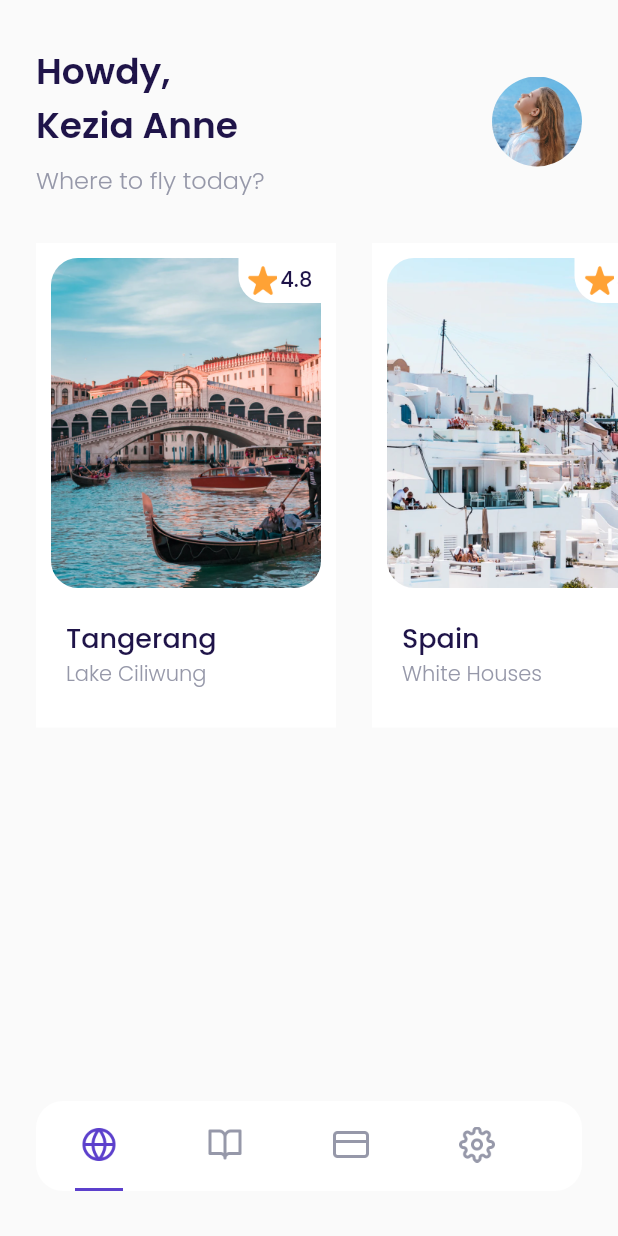
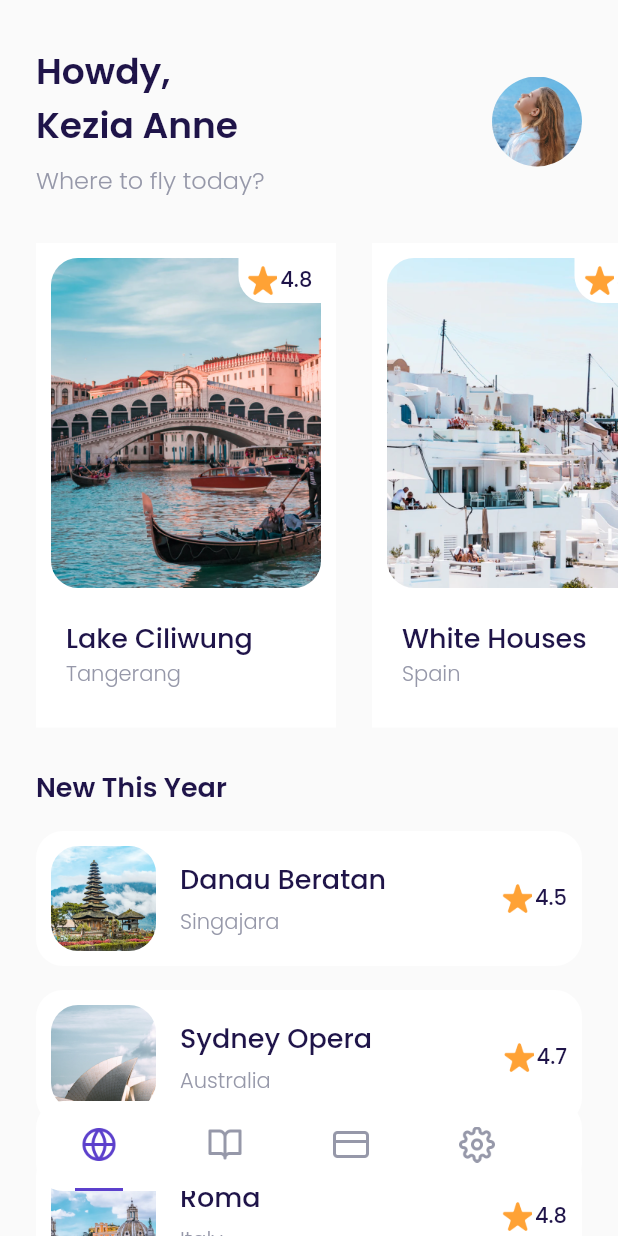
Before and after one commit to rafiyandi/Airplane, a Flutter app: the MainPage screen opened by its route, on a phone screen of 412 x 824 dp. Run offline on Flutter 3.47's test engine with Material 2 defaults, Android fonts, the phone set to English and light mode, and no system bars; our stand-ins replace bloc, cloud_firestore, equatable, firebase_auth, firebase_core, flutter_bloc and 1 more; accounts and stored records are empty.

Commit message:
create newDestination

```diff
--- a/app_travel/lib/ui/page/home_page.dart
+++ b/app_travel/lib/ui/page/home_page.dart
@@ -1,5 +1,6 @@
 import 'package:app_travel/shared/theme.dart';
 import 'package:app_travel/ui/widgets/destination_card.dart';
+import 'package:app_travel/ui/widgets/destination_tile.dart';
 import 'package:flutter/material.dart';
 
 class HomePage extends StatelessWidget {
@@ -49,45 +50,39 @@ class HomePage extends StatelessWidget {
       );
     }
 
-    Widget popularDestination() {
+    Widget popularDestinations() {
       return SingleChildScrollView(
         scrollDirection: Axis.horizontal,
         child: Row(
           children: const [
             DestinationCard(
               imageUrl: "assets/image_destination1.png",
-              city: "Lake Ciliwung",
-              name: "Tangerang",
+              city: "Tangerang",
+              name: "Lake Ciliwung",
               rating: 4.8,
             ),
             DestinationCard(
               imageUrl: "assets/image_destination2.png",
-              city: "White Houses",
-              name: "Spain",
+              name: "White Houses",
+              city: "Spain",
               rating: 4.7,
             ),
             DestinationCard(
               imageUrl: "assets/image_destination3.png",
-              city: "Hill Heyo",
-              name: "Monaco",
+              name: "Hill Heyo",
+              city: "Monaco",
               rating: 4.8,
             ),
             DestinationCard(
               imageUrl: "assets/image_destination4.png",
-              city: "Menarra",
-              name: "Japan",
+              name: "Menarra",
+              city: "Japan",
               rating: 5.0,
             ),
             DestinationCard(
               imageUrl: "assets/image_destination5.png",
-              city: "Payung Teduh",
-              name: "Singapore",
-              rating: 4.8,
-            ),
-            DestinationCard(
-              imageUrl: "assets/image_destination1.png",
-              city: "Lake Ciliwung",
-              name: "Tangerang",
+              name: "Payung Teduh",
+              city: "Singapore",
               rating: 4.8,
             ),
           ],
@@ -95,11 +90,54 @@ class HomePage extends StatelessWidget {
       );
     }
 
+    Widget newDestinations() {
+      return Container(
+        margin: EdgeInsets.only(top: 26, left: 24, right: 24, bottom: 100),
+        child: Column(
+          crossAxisAlignment: CrossAxisAlignment.start,
+          children: [
+            Text(
+              "New This Year",
+              style:
+                  blackTextStyle.copyWith(fontSize: 18, fontWeight: semiBold),
+            ),
+            const DestinationTile(
+              imageUrl: "assets/image_destination6.png",
+              name: "Danau Beratan",
+              city: "Singajara",
+              rating: 4.5,
+            ),
+            const DestinationTile(
+              imageUrl: "assets/image_destination7.png",
+              name: "Sydney Opera",
+              city: "Australia",
+              rating: 4.7,
+            ),
+            const DestinationTile(
+              imageUrl: "assets/image_destination8.png",
+              name: "Roma",
+              city: "Italy",
+              rating: 4.8,
+            ),
+            const DestinationTile(
+              imageUrl: "assets/image_destination9.png",
+              name: "Payung Teduh",
+              city: "Singapore",
+              rating: 4.5,
+            ),
+            const DestinationTile(
+              imageUrl: "assets/image_destination10.png",
+              name: "Hill Hey",
+              city: "Monaco",
+              rating: 4.7,
+            ),
+          ],
+        ),
+      );
+    }
+
     return ListView(
-      children: [
-        header(),
-        popularDestination(),
-      ],
+      children: [header(), popularDestinations(), newDestinations()],
     );
   }
 }
--- a/app_travel/lib/ui/widgets/destination_card.dart
+++ b/app_travel/lib/ui/widgets/destination_card.dart
@@ -2,13 +2,13 @@ import 'package:app_travel/shared/theme.dart';
 import 'package:flutter/material.dart';
 
 class DestinationCard extends StatelessWidget {
-  const DestinationCard(
-      {Key? key,
-      this.rating = 0.0,
-      required this.imageUrl,
-      required this.city,
-      required this.name})
-      : super(key: key);
+  const DestinationCard({
+    Key? key,
+    this.rating = 0.0,
+    required this.imageUrl,
+    required this.name,
+    required this.city,
+  }) : super(key: key);
   final double rating;
   final String imageUrl;
   final String name;
--- /dev/null
+++ b/app_travel/lib/ui/widgets/destination_tile.dart
@@ -0,0 +1,77 @@
+import 'package:app_travel/shared/theme.dart';
+import 'package:flutter/material.dart';
+
+class DestinationTile extends StatelessWidget {
+  const DestinationTile({
+    Key? key,
+    this.rating = 0.0,
+    required this.imageUrl,
+    required this.name,
+    required this.city,
+  }) : super(key: key);
+  final double rating;
+  final String imageUrl;
+  final String name;
+  final String city;
+
+  @override
+  Widget build(BuildContext context) {
+    return Container(
+      margin: EdgeInsets.only(top: 16),
+      padding: EdgeInsets.all(10),
+      decoration: BoxDecoration(
+          color: kWhiteColor, borderRadius: BorderRadius.circular(18)),
+      child: Row(
+        children: [
+          Container(
+            height: 70,
+            width: 70,
+            decoration: BoxDecoration(
+              borderRadius: BorderRadius.circular(18),
+              image: DecorationImage(
+                fit: BoxFit.cover,
+                image: AssetImage(imageUrl),
+              ),
+            ),
+          ),
+          SizedBox(width: 16),
+          Expanded(
+            child: Column(
+              crossAxisAlignment: CrossAxisAlignment.start,
+              children: [
+                Text(
+                  name,
+                  style:
+                      blackTextStyle.copyWith(fontSize: 18, fontWeight: medium),
+                ),
+                SizedBox(height: 5),
+                Text(
+                  city,
+                  style: greyTextStyle.copyWith(fontWeight: light),
+                ),
+              ],
+            ),
+          ),
+          Row(
+            mainAxisAlignment: MainAxisAlignment.center,
+            crossAxisAlignment: CrossAxisAlignment.center,
+            children: [
+              Container(
+                width: 20,
+                height: 20,
+                margin: const EdgeInsets.only(right: 2),
+                decoration: const BoxDecoration(
+                    image: DecorationImage(
+                        image: const AssetImage("assets/icon_star.png"))),
+              ),
+              Text(
+                rating.toString(),
+                style: blackTextStyle.copyWith(fontWeight: medium),
+              ),
+            ],
+          ),
+        ],
+      ),
+    );
+  }
+}
```
